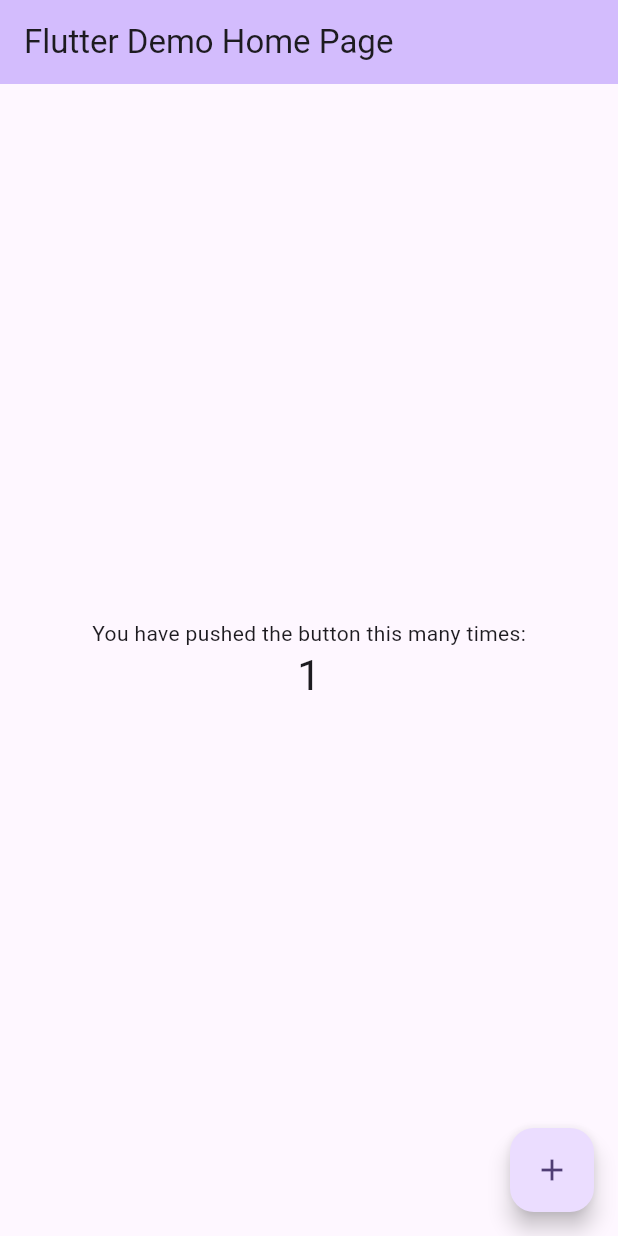
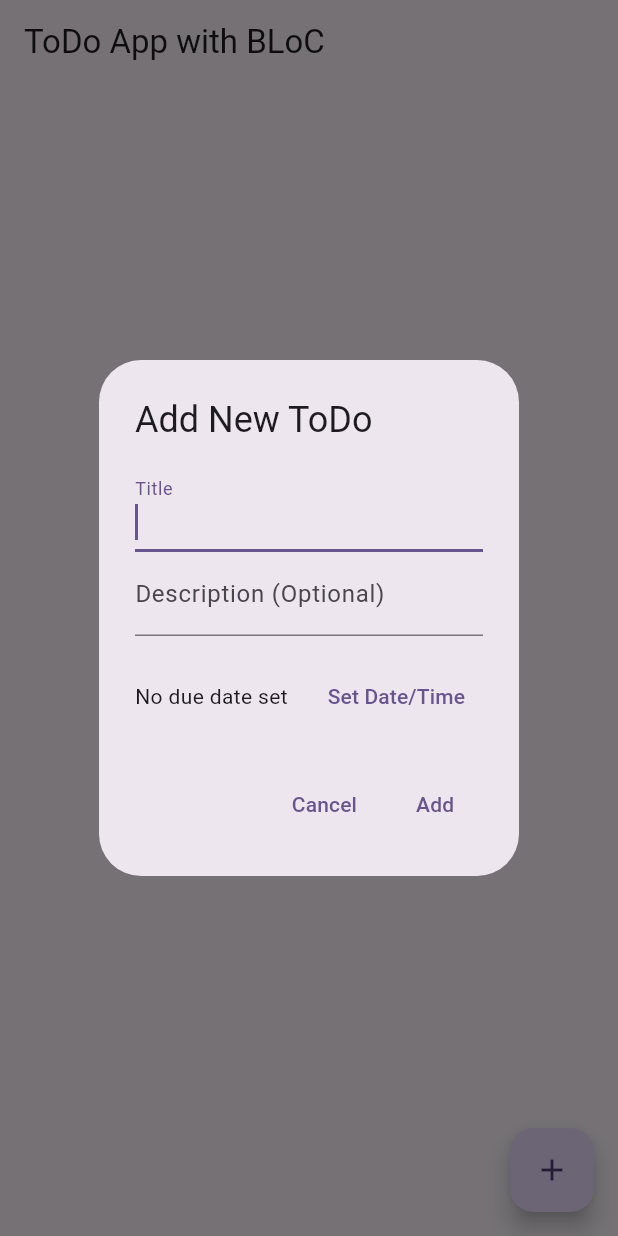
Before and after one commit to saifur-rahman0/To-Do-Flutter-App, a Flutter app: the screen it shows after launch, after a tap on the "add" icon, on a phone screen of 412 x 824 dp. Run offline on Flutter 3.47's test engine with Material 3 defaults, Android fonts, the phone set to English and light mode, and no system bars; our stand-ins replace equatable, flutter_bloc, sqflite; accounts and stored records are empty.

Commit message:
add date and time

```diff
--- /dev/null
+++ b/lib/features/todo/data/repositories/todo_repository.dart
@@ -0,0 +1,37 @@
+// lib/features/todo/data/repositories/todo_repository.dart
+import '../datasources/database_helper.dart';
+import '../models/todo_model.dart';
+
+abstract class TodoRepository {
+  Future<List<TodoModel>> getTodos();
+  Future<void> addTodo(TodoModel todo);
+  Future<void> updateTodo(TodoModel todo);
+  Future<void> deleteTodo(int id);
+}
+
+class TodoRepositoryImpl implements TodoRepository {
+  final DatabaseHelper _databaseHelper;
+
+  TodoRepositoryImpl({DatabaseHelper? databaseHelper})
+      : _databaseHelper = databaseHelper ?? DatabaseHelper.instance;
+
+  @override
+  Future<List<TodoModel>> getTodos() async {
+    return await _databaseHelper.getAllTodos();
+  }
+
+  @override
+  Future<void> addTodo(TodoModel todo) async {
+    await _databaseHelper.insert(todo);
+  }
+
+  @override
+  Future<void> updateTodo(TodoModel todo) async {
+    await _databaseHelper.update(todo);
+  }
+
+  @override
+  Future<void> deleteTodo(int id) async {
+    await _databaseHelper.delete(id);
+  }
+}
--- /dev/null
+++ b/lib/features/todo/presentation/bloc/todo_bloc.dart
@@ -0,0 +1,74 @@
+// lib/features/todo/presentation/bloc/todo_bloc.dart
+import 'package:flutter_bloc/flutter_bloc.dart';
+import 'package:equatable/equatable.dart';
+import '../../data/models/todo_model.dart';
+import '../../data/repositories/todo_repository.dart';
+
+part 'todo_event.dart';
+part 'todo_state.dart';
+
+class TodoBloc extends Bloc<TodoEvent, TodoState> {
+  final TodoRepository _todoRepository;
+
+  TodoBloc({required TodoRepository todoRepository})
+      : _todoRepository = todoRepository,
+        super(TodoInitial()) {
+    on<LoadTodos>(_onLoadTodos);
+    on<AddTodo>(_onAddTodo);
+    on<UpdateTodo>(_onUpdateTodo);
+    on<DeleteTodo>(_onDeleteTodo);
+    on<ToggleTodoCompletion>(_onToggleTodoCompletion);
+  }
+
+  Future<void> _onLoadTodos(LoadTodos event, Emitter<TodoState> emit) async {
+    emit(TodoLoading());
+    try {
+      final todos = await _todoRepository.getTodos();
+      emit(TodoLoaded(List.from(todos))); // Emit a copy
+    } catch (e) {
+      emit(TodoError("Failed to load todos: ${e.toString()}"));
+    }
+  }
+
+  Future<void> _onAddTodo(AddTodo event, Emitter<TodoState> emit) async {
+    try {
+      await _todoRepository.addTodo(event.todo);
+      // Reload todos to reflect the new addition
+      final todos = await _todoRepository.getTodos();
+      emit(TodoLoaded(List.from(todos)));
+    } catch (e) {
+      emit(TodoError("Failed to add todo: ${e.toString()}"));
+    }
+  }
+
+  Future<void> _onUpdateTodo(UpdateTodo event, Emitter<TodoState> emit) async {
+    try {
+      await _todoRepository.updateTodo(event.todo);
+      final todos = await _todoRepository.getTodos();
+      emit(TodoLoaded(List.from(todos)));
+    } catch (e) {
+      emit(TodoError("Failed to update todo: ${e.toString()}"));
+    }
+  }
+
+  Future<void> _onDeleteTodo(DeleteTodo event, Emitter<TodoState> emit) async {
+    try {
+      await _todoRepository.deleteTodo(event.id);
+      final todos = await _todoRepository.getTodos();
+      emit(TodoLoaded(List.from(todos)));
+    } catch (e) {
+      emit(TodoError("Failed to delete todo: ${e.toString()}"));
+    }
+  }
+
+  Future<void> _onToggleTodoCompletion(ToggleTodoCompletion event, Emitter<TodoState> emit) async {
+    try {
+      final updatedTodo = event.todo.copyWith(isCompleted: !event.todo.isCompleted);
+      await _todoRepository.updateTodo(updatedTodo);
+      final todos = await _todoRepository.getTodos();
+      emit(TodoLoaded(List.from(todos)));
+    } catch (e) {
+      emit(TodoError("Failed to toggle todo: ${e.toString()}"));
+    }
+  }
+}
--- /dev/null
+++ b/lib/features/todo/presentation/bloc/todo_event.dart
@@ -0,0 +1,47 @@
+// lib/features/todo/presentation/bloc/todo_event.dart
+part of 'todo_bloc.dart';
+
+abstract class TodoEvent extends Equatable {
+  const TodoEvent();
+
+  @override
+  List<Object?> get props => [];
+}
+
+class LoadTodos extends TodoEvent {}
+
+class AddTodo extends TodoEvent {
+  final TodoModel todo;
+
+  const AddTodo(this.todo);
+
+  @override
+  List<Object?> get props => [todo];
+}
+
+class UpdateTodo extends TodoEvent {
+  final TodoModel todo;
+
+  const UpdateTodo(this.todo);
+
+  @override
+  List<Object?> get props => [todo];
+}
+
+class DeleteTodo extends TodoEvent {
+  final int id;
+
+  const DeleteTodo(this.id);
+
+  @override
+  List<Object?> get props => [id];
+}
+
+class ToggleTodoCompletion extends TodoEvent {
+  final TodoModel todo;
+
+  const ToggleTodoCompletion(this.todo);
+
+  @override
+  List<Object?> get props => [todo];
+}
--- /dev/null
+++ b/lib/features/todo/presentation/bloc/todo_state.dart
@@ -0,0 +1,31 @@
+// lib/features/todo/presentation/bloc/todo_state.dart
+part of 'todo_bloc.dart';
+
+abstract class TodoState extends Equatable {
+  const TodoState();
+
+  @override
+  List<Object> get props => [];
+}
+
+class TodoInitial extends TodoState {}
+
+class TodoLoading extends TodoState {}
+
+class TodoLoaded extends TodoState {
+  final List<TodoModel> todos;
+
+  const TodoLoaded(this.todos);
+
+  @override
+  List<Object> get props => [todos];
+}
+
+class TodoError extends TodoState {
+  final String message;
+
+  const TodoError(this.message);
+
+  @override
+  List<Object> get props => [message];
+}
--- /dev/null
+++ b/lib/features/todo/presentation/pages/todo_page.dart
@@ -0,0 +1,189 @@
+// lib/features/todo/presentation/pages/todo_page.dart
+import 'package:flutter/material.dart';
+import 'package:flutter_bloc/flutter_bloc.dart';
+import 'package:intl/intl.dart'; // Import intl
+import '../../data/models/todo_model.dart';
+import '../../data/repositories/todo_repository.dart';
+import '../bloc/todo_bloc.dart';
+import '../widgets/todo_list_item.dart';
+
+class TodoPage extends StatelessWidget {
+  const TodoPage({super.key});
+
+  @override
+  Widget build(BuildContext context) {
+    return BlocProvider(
+      create: (context) => TodoBloc(
+        todoRepository: RepositoryProvider.of<TodoRepositoryImpl>(context),
+      )..add(LoadTodos()),
+      child: Scaffold(
+        appBar: AppBar(
+          title: const Text('ToDo App with BLoC'),
+        ),
+        body: const TodoView(),
+        floatingActionButton: BlocBuilder<TodoBloc, TodoState>(
+          builder: (context, state) {
+            return FloatingActionButton(
+              onPressed: () => _showAddEditTodoDialog(context),
+              child: const Icon(Icons.add),
+              tooltip: 'Add ToDo',
+            );
+          },
+        ),
+      ),
+    );
+  }
+}
+
+class TodoView extends StatelessWidget {
+  const TodoView({super.key});
+
+  @override
+  Widget build(BuildContext context) {
+    return BlocBuilder<TodoBloc, TodoState>(
+      builder: (context, state) {
+        if (state is TodoLoading) {
+          return const Center(child: CircularProgressIndicator());
+        } else if (state is TodoLoaded) {
+          if (state.todos.isEmpty) {
+            return const Center(child: Text('No ToDos yet! Add one.'));
+          }
+          return ListView.builder(
+            itemCount: state.todos.length,
+            itemBuilder: (context, index) {
+              final todo = state.todos[index];
+              return TodoListItem(
+                  todo: todo,
+                  onToggle: (isCompleted) {
+                    context.read<TodoBloc>().add(ToggleTodoCompletion(todo));
+                  },
+                  onDelete: () {
+                    context.read<TodoBloc>().add(DeleteTodo(todo.id!));
+                  },
+                  onEdit: () {
+                    _showAddEditTodoDialog(context, existingTodo: todo);
+                  });
+            },
+          );
+        } else if (state is TodoError) {
+          return Center(child: Text('Error: ${state.message}'));
+        }
+        return const Center(child: Text('Something went wrong!'));
+      },
+    );
+  }
+}
+
+// Combined Add/Edit Dialog
+void _showAddEditTodoDialog(BuildContext parentContext, {TodoModel? existingTodo}) {
+  final titleController = TextEditingController(text: existingTodo?.title ?? '');
+  final descriptionController = TextEditingController(text: existingTodo?.description ?? '');
+  DateTime? selectedDateTime = existingTodo?.dueDate;
+
+  showDialog(
+    context: parentContext,
+    builder: (context) {
+      return StatefulBuilder( // Use StatefulBuilder to manage dialog state for date/time
+        builder: (context, setState) {
+          return AlertDialog(
+            title: Text(existingTodo == null ? 'Add New ToDo' : 'Edit ToDo'),
+            content: SingleChildScrollView(
+              child: Column(
+                mainAxisSize: MainAxisSize.min,
+                children: <Widget>[
+                  TextField(
+                    controller: titleController,
+                    decoration: const InputDecoration(labelText: 'Title'),
+                    autofocus: true,
+                  ),
+                  TextField(
+                    controller: descriptionController,
+                    decoration: const InputDecoration(labelText: 'Description (Optional)'),
+                  ),
+                  const SizedBox(height: 16),
+                  Row(
+                    mainAxisAlignment: MainAxisAlignment.spaceBetween,
+                    children: [
+                      Text(selectedDateTime == null
+                          ? 'No due date set'
+                          : 'Due: ${DateFormat.yMd().add_jm().format(selectedDateTime!)}'),
+                      TextButton(
+                        child: Text(selectedDateTime == null ? 'Set Date/Time' : 'Change'),
+                        onPressed: () async {
+                          final now = DateTime.now();
+                          final initialDate = selectedDateTime ?? now;
+                          final pickedDate = await showDatePicker(
+                            context: context,
+                            initialDate: initialDate,
+                            firstDate: now.subtract(const Duration(days: 30)), // Allow past dates for editing
+                            lastDate: DateTime(2101),
+                          );
+
+                          if (pickedDate != null) {
+                            final pickedTime = await showTimePicker(
+                              context: context,
+                              initialTime: TimeOfDay.fromDateTime(selectedDateTime ?? initialDate),
+                            );
+                            if (pickedTime != null) {
+                              setState(() {
+                                selectedDateTime = DateTime(
+                                  pickedDate.year,
+                                  pickedDate.month,
+                                  pickedDate.day,
+                                  pickedTime.hour,
+                                  pickedTime.minute,
+                                );
+                              });
+                            }
+                          }
+                        },
+                      )
+                    ],
+                  ),
+                  if (selectedDateTime != null)
+                    TextButton(
+                      child: const Text('Clear Due Date', style: TextStyle(color: Colors.redAccent)),
+                      onPressed: () {
+                        setState(() {
+                          selectedDateTime = null;
+                        });
+                      }
+                    )
+                ],
+              ),
+            ),
+            actions: <Widget>[
+              TextButton(
+                child: const Text('Cancel'),
+                onPressed: () => Navigator.of(context).pop(),
+              ),
+              TextButton(
+                child: Text(existingTodo == null ? 'Add' : 'Save'),
+                onPressed: () {
+                  if (titleController.text.isNotEmpty) {
+                    if (existingTodo == null) {
+                      final newTodo = TodoModel(
+                        title: titleController.text,
+                        description: descriptionController.text,
+                        dueDate: selectedDateTime,
+                      );
+                      parentContext.read<TodoBloc>().add(AddTodo(newTodo));
+                    } else {
+                      final updatedTodo = existingTodo.copyWith(
+                        title: titleController.text,
+                        description: descriptionController.text,
+                        dueDate: selectedDateTime,
+                      );
+                      parentContext.read<TodoBloc>().add(UpdateTodo(updatedTodo));
+                    }
+                    Navigator.of(context).pop();
+                  }
+                },
+              ),
+            ],
+          );
+        },
+      );
+    },
+  );
+}
--- /dev/null
+++ b/lib/features/todo/presentation/widgets/todo_list_item.dart
@@ -0,0 +1,77 @@
+// lib/features/todo/presentation/widgets/todo_list_item.dart
+import 'package:flutter/material.dart';
+import 'package:intl/intl.dart'; // Import intl
+import '../../data/models/todo_model.dart';
+
+class TodoListItem extends StatelessWidget {
+  final TodoModel todo;
+  final ValueChanged<bool> onToggle;
+  final VoidCallback onDelete;
+  final VoidCallback onEdit;
+
+  const TodoListItem({
+    super.key,
+    required this.todo,
+    required this.onToggle,
+    required this.onDelete,
+    required this.onEdit,
+  });
+
+  @override
+  Widget build(BuildContext context) {
+    String subtitleText = todo.description;
+    if (todo.dueDate != null) {
+      final formattedDueDate = DateFormat.yMd().add_jm().format(todo.dueDate!);
+      if (subtitleText.isNotEmpty) {
+        subtitleText += '\nDue: $formattedDueDate';
+      } else {
+        subtitleText = 'Due: $formattedDueDate';
+      }
+    }
+
+    return Card(
+      margin: const EdgeInsets.symmetric(horizontal: 16.0, vertical: 8.0),
+      child: ListTile(
+        leading: Checkbox(
+          value: todo.isCompleted,
+          onChanged: (bool? value) {
+            if (value != null) {
+              onToggle(value);
+            }
+          },
+        ),
+        title: Text(
+          todo.title,
+          style: TextStyle(
+            decoration: todo.isCompleted ? TextDecoration.lineThrough : null,
+          ),
+        ),
+        subtitle: subtitleText.isNotEmpty
+            ? Text(
+                subtitleText,
+                style: TextStyle(
+                  decoration: todo.isCompleted ? TextDecoration.lineThrough : null,
+                  color: todo.isCompleted ? Colors.grey : null,
+                ),
+              )
+            : null,
+        trailing: Row(
+          mainAxisSize: MainAxisSize.min,
+          children: [
+            IconButton(
+              icon: const Icon(Icons.edit, color: Colors.blue),
+              onPressed: onEdit,
+              tooltip: 'Edit ToDo',
+            ),
+            IconButton(
+              icon: const Icon(Icons.delete, color: Colors.red),
+              onPressed: onDelete,
+              tooltip: 'Delete ToDo',
+            ),
+          ],
+        ),
+        onTap: onEdit,
+      ),
+    );
+  }
+}
--- a/lib/main.dart
+++ b/lib/main.dart
@@ -1,122 +1,41 @@
+// lib/main.dart
 import 'package:flutter/material.dart';
+import 'package:flutter_bloc/flutter_bloc.dart';
+import 'package:path_provider/path_provider.dart'; // Ensure this is imported
+import 'package:sqflite/sqflite.dart'; // Ensure this is imported
+import 'dart:io'; // For Directory
 
-void main() {
+import 'features/todo/data/datasources/database_helper.dart';
+import 'features/todo/data/repositories/todo_repository.dart';
+import 'features/todo/presentation/pages/todo_page.dart';
+
+void main() async {
+  // Ensure Flutter bindings are initialized
+  WidgetsFlutterBinding.ensureInitialized();
+
+  // Initialize the database helper (optional, as it's a singleton and will init on first use)
+  // However, doing it here can pre-warm it if necessary.
+  await DatabaseHelper.instance.database;
+
   runApp(const MyApp());
 }
 
 class MyApp extends StatelessWidget {
   const MyApp({super.key});
 
-  // This widget is the root of your application.
   @override
   Widget build(BuildContext context) {
-    return MaterialApp(
-      title: 'Flutter Demo',
-      theme: ThemeData(
-        // This is the theme of your application.
-        //
-        // TRY THIS: Try running your application with "flutter run". You'll see
-        // the application has a purple toolbar. Then, without quitting the app,
-        // try changing the seedColor in the colorScheme below to Colors.green
-        // and then invoke "hot reload" (save your changes or press the "hot
-        // reload" button in a Flutter-supported IDE, or press "r" if you used
-        // the command line to start the app).
-        //
-        // Notice that the counter didn't reset back to zero; the application
-        // state is not lost during the reload. To reset the state, use hot
-        // restart instead.
-        //
-        // This works for code too, not just values: Most code changes can be
-        // tested with just a hot reload.
-        colorScheme: ColorScheme.fromSeed(seedColor: Colors.deepPurple),
+    return RepositoryProvider<TodoRepositoryImpl>(
+      create: (context) => TodoRepositoryImpl(databaseHelper: DatabaseHelper.instance),
+      child: MaterialApp(
+        title: 'ToDo App',
+        theme: ThemeData(
+          colorScheme: ColorScheme.fromSeed(seedColor: Colors.deepPurple),
+          useMaterial3: true, // Optional: Enable Material 3
+        ),
+        home: const TodoPage(), // Set TodoPage as the home
+        debugShowCheckedModeBanner: false, // Optional: remove debug banner
       ),
-      home: const MyHomePage(title: 'Flutter Demo Home Page'),
     );
   }
 }
-
-class MyHomePage extends StatefulWidget {
-  const MyHomePage({super.key, required this.title});
-
-  // This widget is the home page of your application. It is stateful, meaning
-  // that it has a State object (defined below) that contains fields that affect
-  // how it looks.
-
-  // This class is the configuration for the state. It holds the values (in this
-  // case the title) provided by the parent (in this case the App widget) and
-  // used by the build method of the State. Fields in a Widget subclass are
-  // always marked "final".
-
-  final String title;
-
-  @override
-  State<MyHomePage> createState() => _MyHomePageState();
-}
-
-class _MyHomePageState extends State<MyHomePage> {
-  int _counter = 0;
-
-  void _incrementCounter() {
-    setState(() {
-      // This call to setState tells the Flutter framework that something has
-      // changed in this State, which causes it to rerun the build method below
-      // so that the display can reflect the updated values. If we changed
-      // _counter without calling setState(), then the build method would not be
-      // called again, and so nothing would appear to happen.
-      _counter++;
-    });
-  }
-
-  @override
-  Widget build(BuildContext context) {
-    // This method is rerun every time setState is called, for instance as done
-    // by the _incrementCounter method above.
-    //
-    // The Flutter framework has been optimized to make rerunning build methods
-    // fast, so that you can just rebuild anything that needs updating rather
-    // than having to individually change instances of widgets.
-    return Scaffold(
-      appBar: AppBar(
-        // TRY THIS: Try changing the color here to a specific color (to
-        // Colors.amber, perhaps?) and trigger a hot reload to see the AppBar
-        // change color while the other colors stay the same.
-        backgroundColor: Theme.of(context).colorScheme.inversePrimary,
-        // Here we take the value from the MyHomePage object that was created by
-        // the App.build method, and use it to set our appbar title.
-        title: Text(widget.title),
-      ),
-      body: Center(
-        // Center is a layout widget. It takes a single child and positions it
-        // in the middle of the parent.
-        child: Column(
-          // Column is also a layout widget. It takes a list of children and
-          // arranges them vertically. By default, it sizes itself to fit its
-          // children horizontally, and tries to be as tall as its parent.
-          //
-          // Column has various properties to control how it sizes itself and
-          // how it positions its children. Here we use mainAxisAlignment to
-          // center the children vertically; the main axis here is the vertical
-          // axis because Columns are vertical (the cross axis would be
-          // horizontal).
-          //
-          // TRY THIS: Invoke "debug painting" (choose the "Toggle Debug Paint"
-          // action in the IDE, or press "p" in the console), to see the
-          // wireframe for each widget.
-          mainAxisAlignment: MainAxisAlignment.center,
-          children: <Widget>[
-            const Text('You have pushed the button this many times:'),
-            Text(
-              '$_counter',
-              style: Theme.of(context).textTheme.headlineMedium,
-            ),
-          ],
-        ),
-      ),
-      floatingActionButton: FloatingActionButton(
-        onPressed: _incrementCounter,
-        tooltip: 'Increment',
-        child: const Icon(Icons.add),
-      ), // This trailing comma makes auto-formatting nicer for build methods.
-    );
-  }
-}
```
Also changed, not shown: pubspec.yaml (+8 -74 lines), pubspec.lock, 2 other files.
